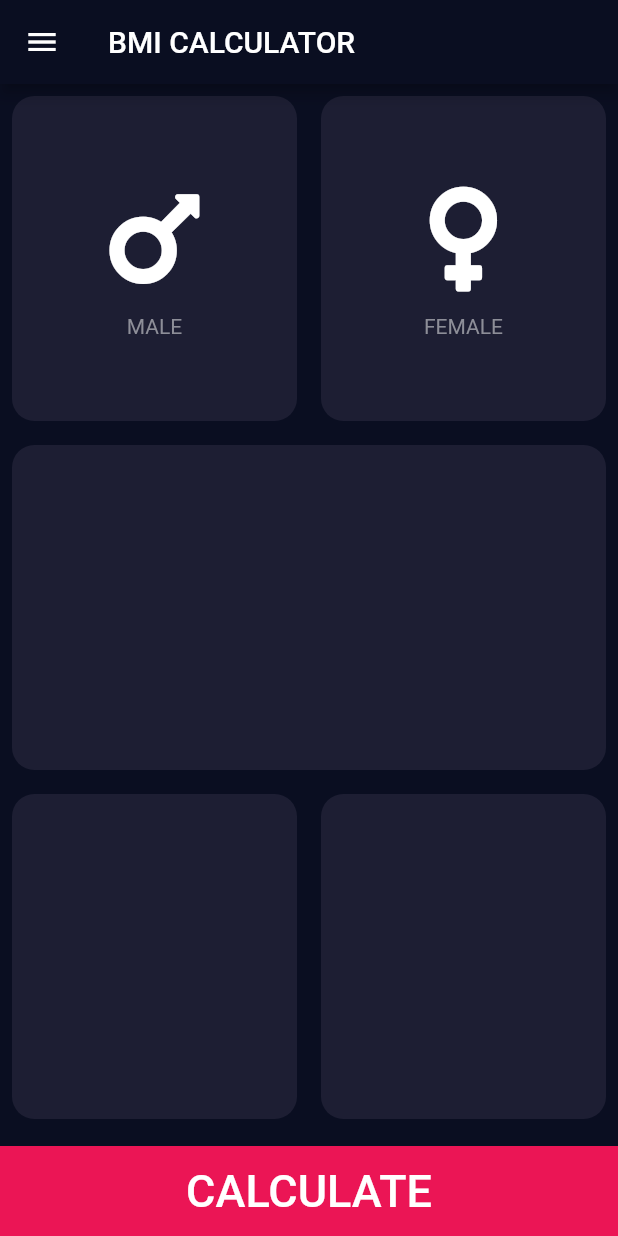
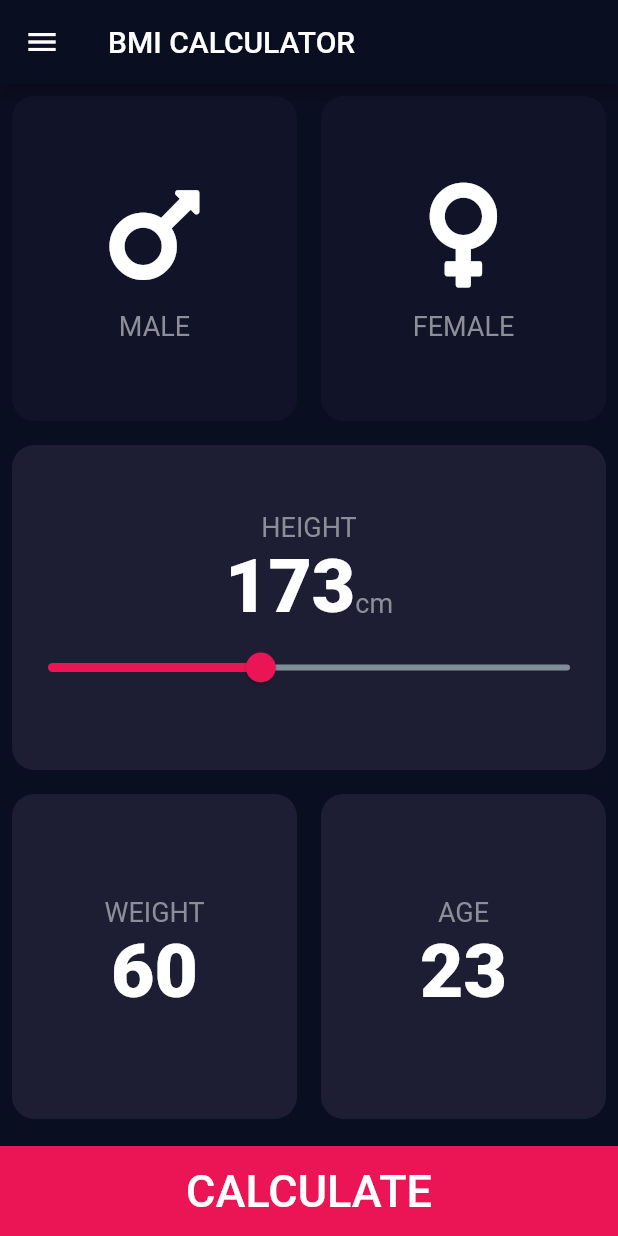
Before and after one commit to abubakarflutter/bmi_calculator_app, a Flutter app: the screen it shows after launch, on a phone screen of 412 x 824 dp. Run offline on Flutter 3.47's test engine with Material 2 defaults, Android fonts, the phone set to English and light mode, and no system bars; our stand-ins replace font_awesome_flutter.

Commit message:
Third Commit with Changing

```diff
--- a/lib/build_card.dart
+++ b/lib/build_card.dart
@@ -2,20 +2,23 @@ import 'package:flutter/material.dart';
 
 class BuildCard extends StatelessWidget {
 
-  BuildCard({@required this.colour, this.cardData});
+  BuildCard({@required this.colour, this.cardData, this.onPress});
 
   final Color colour;
-
   final Widget cardData;
+  final Function onPress;
 
   @override
   Widget build(BuildContext context) {
-    return Container(
-      child: cardData,
-      margin: EdgeInsets.all(8.0),
-      decoration: BoxDecoration(
-        color: colour,
-        borderRadius: BorderRadius.circular(15.0),
+    return GestureDetector(
+      onTap: onPress,
+      child: Container(
+        child: cardData,
+        margin: EdgeInsets.all(8.0),
+        decoration: BoxDecoration(
+          color: colour,
+          borderRadius: BorderRadius.circular(15.0),
+        ),
       ),
     );
   }
--- a/lib/card_inside_data.dart
+++ b/lib/card_inside_data.dart
@@ -1,6 +1,6 @@
 import 'package:flutter/material.dart';
+import 'constants.dart';
 
-const cardInsideTextColor = Color(0xFF8D8E98);
 
 // ignore: camel_case_types
 class cardInsideData extends StatelessWidget {
@@ -20,9 +20,7 @@ class cardInsideData extends StatelessWidget {
             size: 80
         ),
         SizedBox(height: 10.0,),
-        Text(textLabel, style: TextStyle(
-            color: cardInsideTextColor
-        ),)
+        Text(textLabel, style: cardLabelTextStyle)
       ],
     );
   }
--- /dev/null
+++ b/lib/constants.dart
@@ -0,0 +1,19 @@
+import 'package:flutter/material.dart';
+
+
+const activeCardColor = Color(0xFF1D1E33);
+const inActiveCardColor = Color(0xFF111328);
+const bottomContainerColor = Color(0xFFEB1555);
+const cardInsideTextColor = Color(0xFF8D8E98);
+
+
+
+const cardLabelTextStyle = TextStyle(
+  fontSize: 18.0,
+  color: Color(0xFF8D8E98),
+);
+
+const cardBigTextStyle = TextStyle(
+fontSize: 50.0,
+fontWeight: FontWeight.w900,
+);
--- a/lib/main_screen.dart
+++ b/lib/main_screen.dart
@@ -3,11 +3,15 @@ import 'package:flutter/material.dart';
 import 'package:font_awesome_flutter/font_awesome_flutter.dart';
 import 'build_card.dart';
 import 'card_inside_data.dart';
+import 'constants.dart';
 
 
-const cardColor = Color(0xFF1D1E33);
-const bottomContainerColor = Color(0xFFEB1555);
-const cardInsideTextColor = Color(0xFF8D8E98);
+
+enum Gender {
+  male,
+  female,
+}
+
 
 class MainScreen extends StatefulWidget {
   @override
@@ -15,6 +19,10 @@ class MainScreen extends StatefulWidget {
 }
 
 class _MainScreenState extends State<MainScreen> {
+
+  Gender selectedGender;
+  int height = 173;
+
   @override
   Widget build(BuildContext context) {
     return Scaffold(
@@ -30,24 +38,96 @@ class _MainScreenState extends State<MainScreen> {
           ),
       ),
       body: Column(
+        crossAxisAlignment: CrossAxisAlignment.stretch,
         children: [
           Expanded(child: Row(
             children: [
-              Expanded(child: BuildCard(colour: cardColor,
+              Expanded(
+                child: BuildCard(
+                  onPress: (){
+                    setState(() {
+                      selectedGender = Gender.male;
+                    });
+                  },
+                  colour: selectedGender == Gender.male ? activeCardColor : inActiveCardColor,
                 cardData: cardInsideData(textLabel: 'MALE',cardIcon: FontAwesomeIcons.mars),
               ),
               ),
-              Expanded(child: BuildCard(colour:cardColor,
+              Expanded(
+                child: BuildCard(
+                  onPress: (){
+                    setState(() {
+                      selectedGender = Gender.female;
+                    });
+                  },
+                  colour: selectedGender == Gender.female ? activeCardColor : inActiveCardColor,
                 cardData: cardInsideData(textLabel: 'FEMALE', cardIcon: FontAwesomeIcons.venus),
 
               ),),
             ],
           )),
-          Expanded(child: BuildCard(colour: cardColor),),
+          Expanded(
+            child: BuildCard(
+                colour: activeCardColor,
+              cardData: Column(
+                mainAxisAlignment: MainAxisAlignment.center,
+                children: [
+                  Text('HEIGHT', style: cardLabelTextStyle,),
+                  Row(
+                    mainAxisAlignment: MainAxisAlignment.center,
+                    crossAxisAlignment: CrossAxisAlignment.baseline,
+                    textBaseline: TextBaseline.alphabetic,
+                    children: [
+                      Text(height.toString(), style: cardBigTextStyle),
+                      Text('cm', style: cardLabelTextStyle,),
+                    ],
+                  ),
+                  Slider(value: height.toDouble(),
+                      min: 120,
+                      max: 250,
+                      activeColor: Color(0xFFEB1555),
+                      inactiveColor: Color(0xFF808E98),
+                      onChanged: (double newValue){
+                    setState(() {
+                      height = newValue.toInt();
+                    });
+    })
+                ],
+              ),
+            ),
+          ),
           Expanded(child: Row(
             children: [
-              Expanded(child: BuildCard(colour: cardColor),),
-              Expanded(child: BuildCard(colour: cardColor),),
+              Expanded(
+                child: BuildCard(
+                    colour: activeCardColor,
+                  cardData: Column(
+                    mainAxisAlignment: MainAxisAlignment.center,
+                    children: [
+                      Text('WEIGHT', style: cardLabelTextStyle,),
+                      Text('60', style: cardBigTextStyle,),
+                      Row(
+                        children: [
+                        ],
+                      )
+                    ],
+                  ),
+                ),
+              ),
+              Expanded(child: BuildCard(
+                  colour: activeCardColor,
+                cardData: Column(
+                  mainAxisAlignment: MainAxisAlignment.center,
+                  children: [
+                    Text('AGE', style: cardLabelTextStyle,),
+                    Text('23', style: cardBigTextStyle,),
+                    Row(
+                      children: [
+                      ],
+                    )
+                  ],
+                ),
+              ),),
             ],
           ),),
           Container(
```
